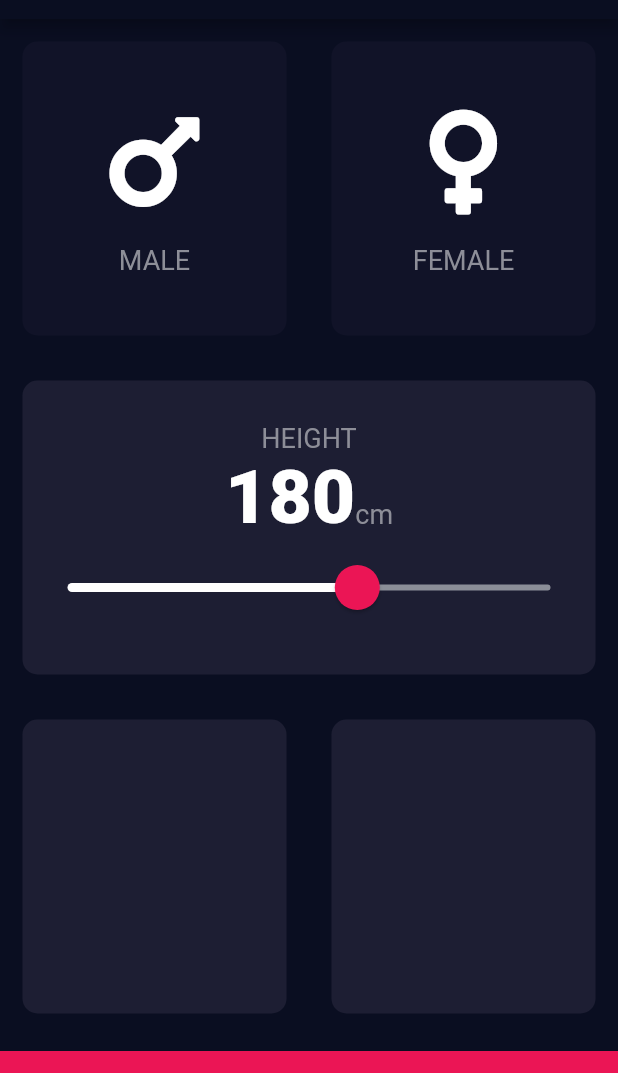
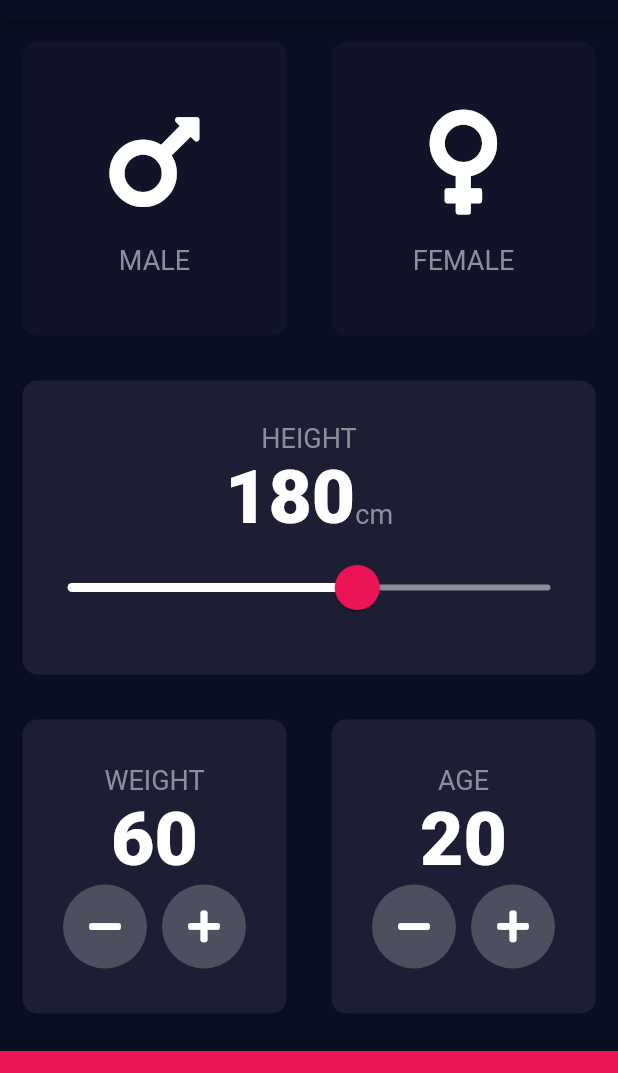
Before and after one commit to itsmordecai/bmi-calculator, a Flutter app: the screen it shows after launch, on a phone screen of 412 x 824 dp, the part 65-1138 px from its top. Run offline on Flutter 3.47's test engine with Material 2 defaults, Android fonts, the phone set to English and light mode, and no system bars; our stand-ins replace font_awesome_flutter.

Commit message:
update: ui

```diff
--- a/lib/input_page.dart
+++ b/lib/input_page.dart
@@ -3,6 +3,7 @@ import 'package:font_awesome_flutter/font_awesome_flutter.dart';
 import 'icon_content.dart';
 import 'reusable_card.dart';
 import 'constants.dart';
+import 'round_icon_button.dart';
 
 enum Gender {
   male,
@@ -17,6 +18,8 @@ class InputPage extends StatefulWidget {
 class _InputPageState extends State<InputPage> {
   Gender selectedGender;
   int height = 180;
+  int weight = 60;
+  int age = 20;
 
   @override
   Widget build(BuildContext context) {
@@ -128,11 +131,84 @@ class _InputPageState extends State<InputPage> {
                 Expanded(
                   child: ReusableCard(
                     colour: kActiveCardColour,
+                    cardChild: Column(
+                      mainAxisAlignment: MainAxisAlignment.center,
+                      children: [
+                        Text(
+                          'WEIGHT',
+                          style: kLabelTextStyle,
+                        ),
+                        Text(
+                          weight.toString(),
+                          style: kNumberTextStyle,
+                        ),
+                        Row(
+                          mainAxisAlignment: MainAxisAlignment.center,
+                          children: [
+                            RoundIconButton(
+                              icon: FontAwesomeIcons.minus,
+                              onPressed: () {
+                                setState(() {
+                                  weight--;
+                                });
+                              },
+                            ),
+                            SizedBox(
+                              width: 10.0,
+                            ),
+                            RoundIconButton(
+                              icon: FontAwesomeIcons.plus,
+                              onPressed: () {
+                                setState(() {
+                                  weight++;
+                                });
+                              },
+                            ),
+                          ],
+                        )
+                      ],
+                    ),
                   ),
                 ),
                 Expanded(
                   child: ReusableCard(
                     colour: kActiveCardColour,
+                    cardChild: Column(
+                      mainAxisAlignment: MainAxisAlignment.center,
+                      children: [
+                        Text(
+                          'AGE',
+                          style: kLabelTextStyle,
+                        ),
+                        Text(
+                          age.toString(),
+                          style: kNumberTextStyle,
+                        ),
+                        Row(
+                          mainAxisAlignment: MainAxisAlignment.center,
+                          children: [
+                            RoundIconButton(
+                              icon: FontAwesomeIcons.minus,
+                              onPressed: () {
+                                setState(() {
+                                  age--;
+                                });
+                              },
+                            ),
+                            SizedBox(
+                              width: 10.0,
+                            ),
+                            RoundIconButton(
+                                icon: FontAwesomeIcons.plus,
+                                onPressed: () {
+                                  setState(() {
+                                    age++;
+                                  });
+                                })
+                          ],
+                        ),
+                      ],
+                    ),
                   ),
                 ),
               ],
--- a/lib/round_icon_button.dart
+++ b/lib/round_icon_button.dart
@@ -0,0 +1,23 @@
+import 'package:flutter/material.dart';
+
+class RoundIconButton extends StatelessWidget {
+  RoundIconButton({@required this.icon, @required this.onPressed});
+
+  final IconData icon;
+  final Function onPressed;
+
+  @override
+  Widget build(BuildContext context) {
+    return RawMaterialButton(
+      child: Icon(icon),
+      onPressed: onPressed,
+      elevation: 0.0,
+      constraints: BoxConstraints.tightFor(
+        width: 56.0,
+        height: 56.0,
+      ),
+      shape: CircleBorder(),
+      fillColor: Color(0xFF4C4F5E),
+    );
+  }
+}
```
Also changed, not shown: 1 other file.
